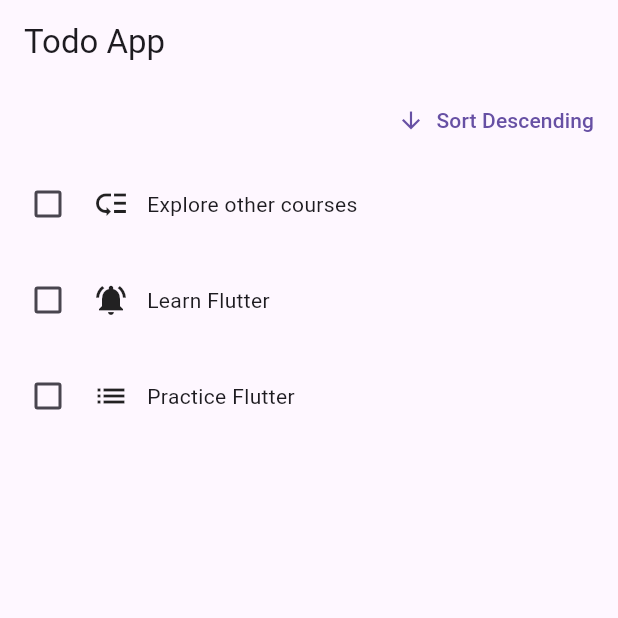
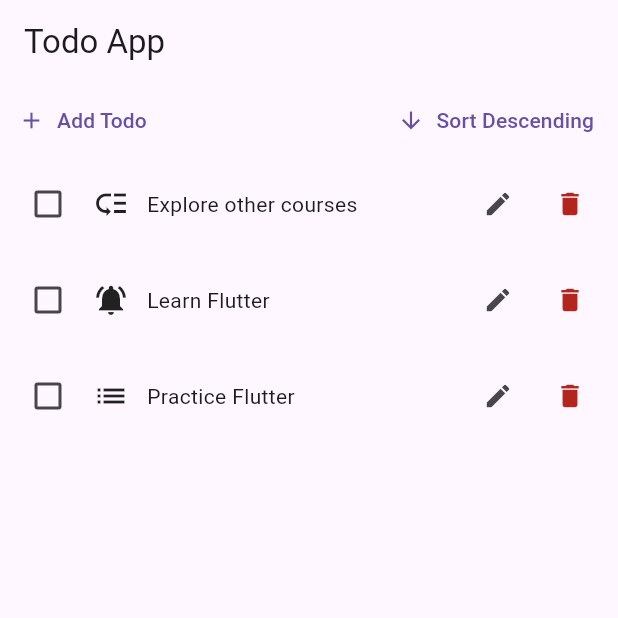
Before and after one commit to capt-farvez/learning-flutter, a Flutter app: the screen it shows after launch, on a phone screen of 412 x 824 dp, the top half of it. Run offline on Flutter 3.47's test engine with Material 3 defaults, Android fonts, the phone set to English and light mode, and no system bars; our stand-ins replace google_fonts.

Commit message:
feat: Add edit and delete functionality to todo items with corresponding dialogs

```diff
--- a/projects/todo_app/lib/keys/checkable_todo_item.dart
+++ b/projects/todo_app/lib/keys/checkable_todo_item.dart
@@ -3,10 +3,18 @@ import 'package:flutter/material.dart';
 enum Priority { urgent, normal, low }
 
 class CheckableTodoItem extends StatefulWidget {
-  const CheckableTodoItem(this.text, this.priority, {super.key});
+  const CheckableTodoItem(
+    this.text,
+    this.priority, {
+    super.key,
+    this.onEdit,
+    this.onDelete,
+  });
 
   final String text;
   final Priority priority;
+  final VoidCallback? onEdit;
+  final VoidCallback? onDelete;
 
   @override
   State<CheckableTodoItem> createState() => _CheckableTodoItemState();
@@ -42,7 +50,21 @@ class _CheckableTodoItemState extends State<CheckableTodoItem> {
           const SizedBox(width: 6),
           Icon(icon),
           const SizedBox(width: 12),
-          Text(widget.text),
+          Expanded(child: Text(widget.text)),
+          if (widget.onEdit != null)
+            IconButton(
+              icon: const Icon(Icons.edit, size: 20),
+              onPressed: widget.onEdit,
+            ),
+          if (widget.onDelete != null)
+            IconButton(
+              icon: Icon(
+                Icons.delete,
+                size: 20,
+                color: Theme.of(context).colorScheme.error,
+              ),
+              onPressed: widget.onDelete,
+            ),
         ],
       ),
     );
--- a/projects/todo_app/lib/keys/keys.dart
+++ b/projects/todo_app/lib/keys/keys.dart
@@ -1,6 +1,9 @@
 import 'package:flutter/material.dart';
 
 import 'package:todo_app/keys/checkable_todo_item.dart';
+import 'package:todo_app/widgets/add_todo.dart';
+import 'package:todo_app/widgets/edit_todo.dart';
+import 'package:todo_app/widgets/delete_todo.dart';
 
 
 class Todo {
@@ -51,19 +54,92 @@ class _KeysState extends State<Keys> {
     });
   }
 
+  void _addTodo(String text, Priority priority) {
+    setState(() {
+      _todos.add(Todo(text, priority));
+    });
+  }
+
+  void _updateTodo(Todo oldTodo, String text, Priority priority) {
+    final index = _todos.indexOf(oldTodo);
+    if (index != -1) {
+      setState(() {
+        _todos[index] = Todo(text, priority);
+      });
+    }
+  }
+
+  void _deleteTodo(Todo todo) {
+    final index = _todos.indexOf(todo);
+    if (index != -1) {
+      setState(() {
+        _todos.removeAt(index);
+      });
+      ScaffoldMessenger.of(context).clearSnackBars();
+      ScaffoldMessenger.of(context).showSnackBar(
+        SnackBar(
+          content: const Text('Todo deleted'),
+          action: SnackBarAction(
+            label: 'Undo',
+            onPressed: () {
+              setState(() {
+                _todos.insert(index, todo);
+              });
+            },
+          ),
+        ),
+      );
+    }
+  }
+
+  void _showAddTodoDialog() {
+    showDialog(
+      context: context,
+      builder: (ctx) => AddTodo(onAddTodo: _addTodo),
+    );
+  }
+
+  void _showEditTodoDialog(Todo todo) {
+    showDialog(
+      context: context,
+      builder: (ctx) => EditTodo(
+        initialText: todo.text,
+        initialPriority: todo.priority,
+        onUpdateTodo: (text, priority) => _updateTodo(todo, text, priority),
+      ),
+    );
+  }
+
+  void _showDeleteTodoDialog(Todo todo) {
+    showDialog(
+      context: context,
+      builder: (ctx) => DeleteTodo(
+        todoText: todo.text,
+        onConfirmDelete: () => _deleteTodo(todo),
+      ),
+    );
+  }
+
   @override
   Widget build(BuildContext context) {
     return Column(
       children: [
-        Align(
-          alignment: Alignment.centerRight,
-          child: TextButton.icon(
-            onPressed: _changeOrder,
-            icon: Icon(
-              _order == 'asc' ? Icons.arrow_downward : Icons.arrow_upward,
+        Row(
+          mainAxisAlignment: MainAxisAlignment.spaceBetween,
+          children: [
+            TextButton.icon(
+              onPressed: _showAddTodoDialog,
+              icon: const Icon(Icons.add),
+              label: const Text('Add Todo'),
             ),
-            label: Text('Sort ${_order == 'asc' ? 'Descending' : 'Ascending'}'),
-          ),
+            TextButton.icon(
+              onPressed: _changeOrder,
+              icon: Icon(
+                _order == 'asc' ? Icons.arrow_downward : Icons.arrow_upward,
+              ),
+              label: Text('Sort ${_order == 'asc' ? 'Descending' : 'Ascending'}'),
+            ),
+          ],
         ),
         Expanded(
           child: Column(
@@ -74,6 +150,8 @@ class _KeysState extends State<Keys> {
                   key: ObjectKey(todo), // ValueKey()
                   todo.text,
                   todo.priority,
+                  onEdit: () => _showEditTodoDialog(todo),
+                  onDelete: () => _showDeleteTodoDialog(todo),
                 ),
             ],
           ),
```
Also changed, not shown: projects/todo_app/lib/widgets/add_todo.dart (added, +81 -0 lines), projects/todo_app/lib/widgets/delete_todo.dart (added, +36 -0 lines), projects/todo_app/lib/widgets/edit_todo.dart (added, +95 -0 lines).
